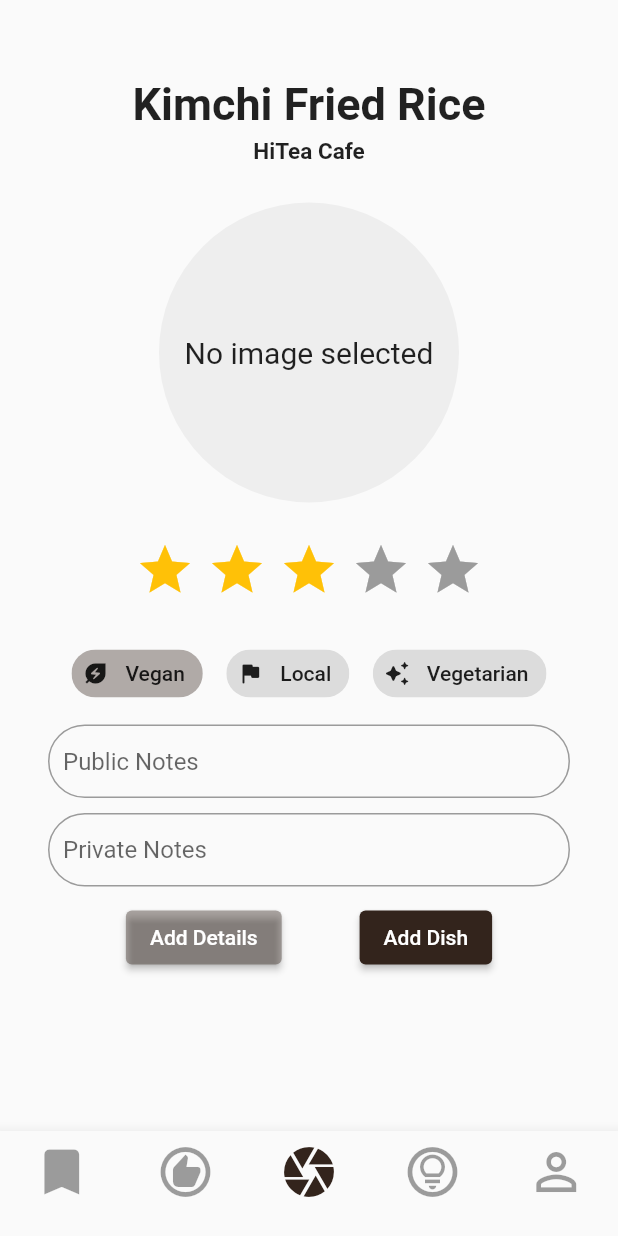
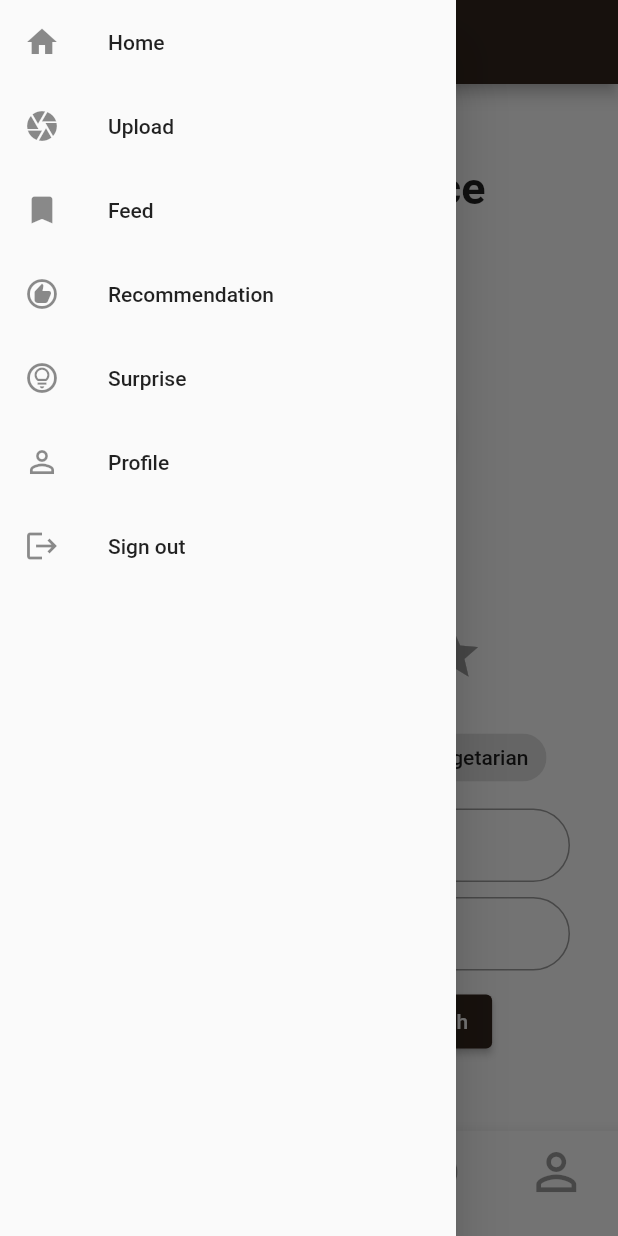
Before and after one commit to TaDish-App/TaDish, a Flutter app: the HomeView screen opened by its route, with the side drawer open (before the commit the screen has no drawer), on a phone screen of 412 x 824 dp. Run offline on Flutter 3.47's test engine with Material 2 defaults, Android fonts, the phone set to English and light mode, and no system bars; drawn by our look-alikes of flutter_rating_bar; our stand-ins replace confetti, flutter_fortune_wheel, flutter_hooks, image_cropper, image_picker; missing offline and left inert: radar_chart.

Commit message:
Create Drawer View

```diff
--- /dev/null
+++ b/tadish/lib/components/drawer_view.dart
@@ -0,0 +1,72 @@
+import 'package:flutter/material.dart';
+import 'package:tadish/pages/home/bodies/add_dish_form/camera_body_view.dart';
+import 'package:tadish/pages/recommendation/recommendation_view.dart';
+
+import '../pages/feed/feed_view.dart';
+import '../pages/profile/profile_view.dart';
+import '../pages/surprise/surprise_view.dart';
+import '../pages/home/home_view.dart';
+import '../pages/camera/camera_view.dart';
+
+class DrawerView extends StatelessWidget {
+  const DrawerView({Key? key}) : super(key: key);
+
+  @override
+  Widget build(BuildContext context) {
+    return Drawer(
+      child: ListView(
+        children: [
+          ListTile(
+            leading: const Icon(Icons.home),
+            title: const Text('Home'),
+            onTap: () {
+              Navigator.pushReplacementNamed(context, HomeView.routeName);
+            },
+          ),
+          ListTile(
+            leading: const Icon(Icons.camera),
+            title: const Text('Upload'),
+            onTap: () {
+              Navigator.pushReplacementNamed(context, CameraView.routeName);
+            },
+          ),
+          ListTile(
+            leading: const Icon(Icons.bookmark),
+            title: const Text('Feed'),
+            onTap: () {
+              Navigator.pushReplacementNamed(context, FeedView.routeName);
+            },
+          ),
+          ListTile(
+            leading: const Icon(Icons.recommend_outlined),
+            title: const Text('Recommendation'),
+            onTap: () {
+              Navigator.pushReplacementNamed(context, RecommendationView.routeName);
+            },
+          ),
+          ListTile(
+            leading: const Icon(Icons.lightbulb_circle_outlined),
+            title: const Text('Surprise'),
+            onTap: () {
+              Navigator.pushReplacementNamed(context, SurpriseView.routeName);
+            },
+          ),
+          ListTile(
+            leading: const Icon(Icons.person_outline),
+            title: const Text('Profile'),
+            onTap: () {
+              Navigator.pushReplacementNamed(context, ProfileView.routeName);
+            },
+          ),
+          ListTile(
+            leading: const Icon(Icons.logout),
+            title: const Text('Sign out'),
+            onTap: () {
+              Navigator.pushReplacementNamed(context, 'bad page');
+            },
+          ),
+        ],
+      ),
+    );
+  }
+}
--- a/tadish/lib/components/friends_list_row.dart
+++ b/tadish/lib/components/friends_list_row.dart
@@ -1,6 +1,5 @@
 import 'package:flutter/material.dart';
 import '../../../components/taste_prefs_radar_chart.dart';
-import 'package:tadish/custom_theme.dart';
 
 class FriendsListRow extends StatelessWidget {
   final String name;
--- a/tadish/lib/pages/home/bodies/feed_body_view.dart
+++ b/tadish/lib/pages/home/bodies/feed_body_view.dart
@@ -7,7 +7,6 @@ class FeedBodyView extends StatelessWidget {
   final List<DishData> dishes = dishDB.getDishRestaurant();
 
   FeedBodyView({super.key});
-
 
   @override
   Widget build(BuildContext context) {
--- a/tadish/lib/pages/home/bodies/surprise_body_view.dart
+++ b/tadish/lib/pages/home/bodies/surprise_body_view.dart
@@ -12,6 +12,7 @@ import 'dart:async';
 import '../../../data_model/user_db.dart';
 
 class SurpriseBodyView extends HookWidget {
+
   @override
   Widget build(BuildContext context) {
     final items = restaurantDB.getRestaurantNames();
--- a/tadish/lib/pages/home/home_view.dart
+++ b/tadish/lib/pages/home/home_view.dart
@@ -1,5 +1,6 @@
 import 'package:flutter/material.dart';
 
+import '../../components/drawer_view.dart';
 import '../../pages/home/bodies/feed_body_view.dart';
 import 'bodies/recommendation_body_view.dart';
 import 'bodies/profile_body_view.dart';
@@ -78,9 +79,11 @@ class _HomeViewState extends State<HomeView> {
   @override
   Widget build(BuildContext context) {
     return Scaffold(
-      body: SafeArea(
-        child: widget.pages[_selectedIndex]['body']
+      drawer: const DrawerView(),
+      appBar: AppBar(
+        title: const Text('Home'),
       ),
+      body: widget.pages[_selectedIndex]['body'],
       bottomNavigationBar: BottomNavigationBar(
         type: BottomNavigationBarType.fixed, // needed when more than 3 items
         items: [
--- a/tadish/pubspec.yaml
+++ b/tadish/pubspec.yaml
@@ -47,6 +47,7 @@ dependencies:
 dev_dependencies:
   flutter_test:
     sdk: flutter
+  flutter_riverpod: ^2.3.6
 
   # The "flutter_lints" package below contains a set of recommended lints to
   # encourage good coding practices. The lint set provided by the package is
```
Also changed, not shown: tadish/lib/app.dart (+17 -1 lines), tadish/lib/pages/camera/camera_view.dart (added, +19 -0 lines), tadish/lib/pages/feed/feed_view.dart (added, +19 -0 lines), tadish/lib/pages/profile/profile_view.dart (added, +19 -0 lines), tadish/lib/pages/recommendation/recommendation_view.dart (added, +19 -0 lines), tadish/lib/pages/surprise/surprise_view.dart (added, +19 -0 lines), tadish/pubspec.lock.
